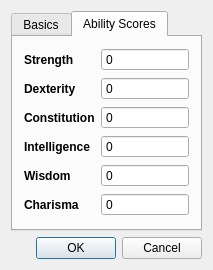
Before: the Qt Designer form CharacterDialog.ui in smithbt/StarfinderCharacterApp, drawn with Qt 5.
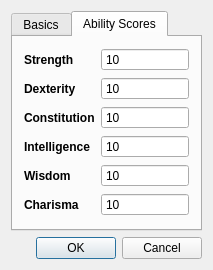
After: the same form once the commit is applied.

Patch:
```diff
--- a/CharacterDialog.ui
+++ b/CharacterDialog.ui
@@ -83,6 +83,9 @@
          <property name="buttonSymbols">
           <enum>QAbstractSpinBox::NoButtons</enum>
          </property>
+         <property name="value">
+          <number>10</number>
+         </property>
         </widget>
        </item>
        <item row="1" column="0">
@@ -103,6 +106,9 @@
          <property name="buttonSymbols">
           <enum>QAbstractSpinBox::NoButtons</enum>
          </property>
+         <property name="value">
+          <number>10</number>
+         </property>
         </widget>
        </item>
        <item row="2" column="0">
@@ -123,6 +129,9 @@
          <property name="buttonSymbols">
           <enum>QAbstractSpinBox::NoButtons</enum>
          </property>
+         <property name="value">
+          <number>10</number>
+         </property>
         </widget>
        </item>
        <item row="3" column="0">
@@ -143,6 +152,9 @@
          <property name="buttonSymbols">
           <enum>QAbstractSpinBox::NoButtons</enum>
          </property>
+         <property name="value">
+          <number>10</number>
+         </property>
         </widget>
        </item>
        <item row="4" column="0">
@@ -163,6 +175,9 @@
          <property name="buttonSymbols">
           <enum>QAbstractSpinBox::NoButtons</enum>
          </property>
+         <property name="value">
+          <number>10</number>
+         </property>
         </widget>
        </item>
        <item row="5" column="0">
@@ -183,6 +198,9 @@
          <property name="buttonSymbols">
           <enum>QAbstractSpinBox::NoButtons</enum>
          </property>
+         <property name="value">
+          <number>10</number>
+         </property>
         </widget>
        </item>
       </layout>
```
